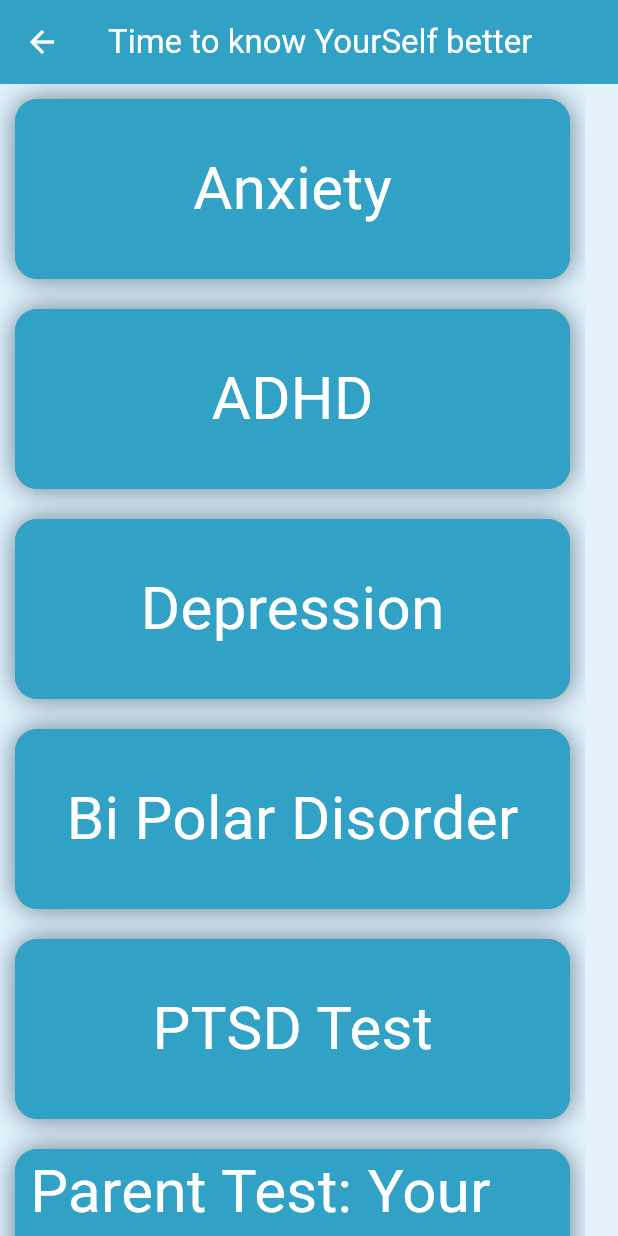
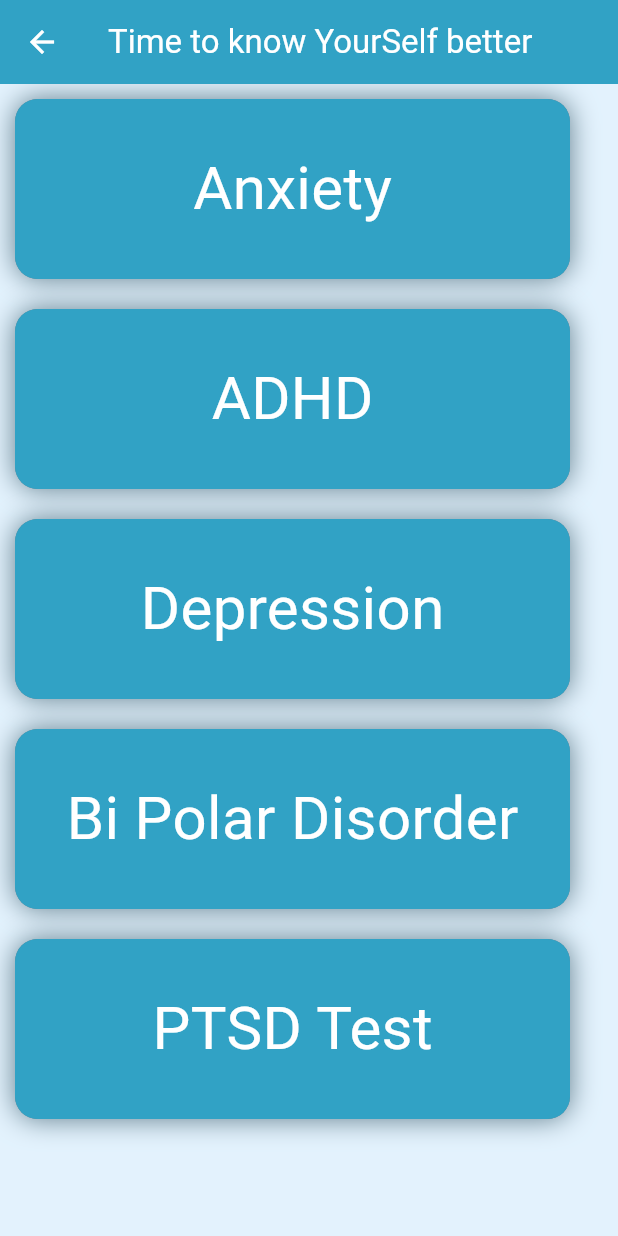
Before and after one commit to khush1yaaar/TakeCare, a Flutter app: the AssessmentScreen screen opened directly, on a phone screen of 412 x 824 dp. Run offline on Flutter 3.47's test engine with Material 3 defaults, Android fonts, the phone set to English and light mode, and no system bars; our stand-ins replace cloud_firestore, country_picker, curved_navigation_bar, dots_indicator, firebase_auth, firebase_core and 6 more; accounts and stored records are empty.

Commit message:
fixed tests

```diff
--- a/lib/screens/Test Screens/bipolar_test.dart
+++ b/lib/screens/Test Screens/bipolar_test.dart
@@ -166,7 +166,7 @@ class _BiPolarTestState extends State<BiPolarTest> {
     );
   }
   void _movedToNextScreen() {
-    if(index < 13) {
+    if(index < 12) {
       setState(() {
         result = result + ans;
         index = index + 1;
--- a/lib/screens/assessment_screen.dart
+++ b/lib/screens/assessment_screen.dart
@@ -211,44 +211,44 @@ class _AssessmentScreenState extends State<AssessmentScreen> {
                 ),
               ),
             ),
-            GestureDetector(
-              onTap: (){
-                Navigator.push(
-                  context,
-                  MaterialPageRoute(builder: (context)=> PTSDTest(keyword: "parenttest",))
-                );
-              },
-              child: Padding(
-                padding: const EdgeInsets.all(10.0),
-                child: Container(
-                  height: 120,
-                  width: 370,
-                  decoration: BoxDecoration(
-                    color: const Color.fromARGB(255, 49, 162, 197),
-                    borderRadius: BorderRadius.circular(15),
-                    boxShadow: const [
-                      BoxShadow(
-                        blurRadius: 15,
-                        blurStyle: BlurStyle.solid,
-                        color: Colors.blueGrey
-                      )
-                    ]
-                  ),
-                  child: const Padding(
-                    padding: EdgeInsets.only(left: 10),
-                    child: Center(
-                      child: Text(
-                        'Parent Test: Your Child’s Mental Health',
-                        style: TextStyle(
-                          color: Colors.white,
-                          fontSize: 40,
-                        ),
-                      )
-                    ),
-                  ),
-                ),
-              ),
-            ),
+            // GestureDetector(
+            //   onTap: (){
+            //     Navigator.push(
+            //       context,
+            //       MaterialPageRoute(builder: (context)=> PTSDTest(keyword: "parenttest",))
+            //     );
+            //   },
+            //   child: Padding(
+            //     padding: const EdgeInsets.all(10.0),
+            //     child: Container(
+            //       height: 120,
+            //       width: 370,
+            //       decoration: BoxDecoration(
+            //         color: const Color.fromARGB(255, 49, 162, 197),
+            //         borderRadius: BorderRadius.circular(15),
+            //         boxShadow: const [
+            //           BoxShadow(
+            //             blurRadius: 15,
+            //             blurStyle: BlurStyle.solid,
+            //             color: Colors.blueGrey
+            //           )
+            //         ]
+            //       ),
+            //       child: const Padding(
+            //         padding: EdgeInsets.only(left: 10),
+            //         child: Center(
+            //           child: Text(
+            //             'Parent Test: Your Child’s Mental Health',
+            //             style: TextStyle(
+            //               color: Colors.white,
+            //               fontSize: 40,
+            //             ),
+            //           )
+            //         ),
+            //       ),
+            //     ),
+            //   ),
+            // ),
 
           ],
         ),
--- a/lib/screens/profile_screen.dart
+++ b/lib/screens/profile_screen.dart
@@ -203,7 +203,7 @@ class _ProfileScreen extends State<ProfileScreen> {
                 //backgroundImage: AssetImage('lib/images/family.png',),
                 child: _image == null
                     ? _profilePicUrl == null
-                        ? const Icon(Icons.person, size: 40, color: Colors.grey)
+                        ? const Icon(Icons.person, size: 80, color: Colors.white)
                         : ClipOval(
                             child: Image.network(
                               _profilePicUrl!,
--- a/lib/widgets/messages.dart
+++ b/lib/widgets/messages.dart
@@ -26,7 +26,7 @@ class Messages extends StatelessWidget {
         right: isUser ? 10: 100
       ),
       decoration: BoxDecoration(
-        color: isUser ? Colors.blue.shade300 : const Color.fromARGB(174, 189, 189, 189),
+        color: isUser ? Color.fromARGB(255, 118, 207, 235) : const Color.fromARGB(174, 189, 189, 189),
         borderRadius: BorderRadius.only(
           topLeft: Radius.circular(10),
           bottomLeft: isUser ? Radius.circular(10): Radius.zero,
```
Also changed, not shown: lib/screens/chat_screen.dart (+6 -3 lines), lib/screens/result_screen.dart (+16 -37 lines).
